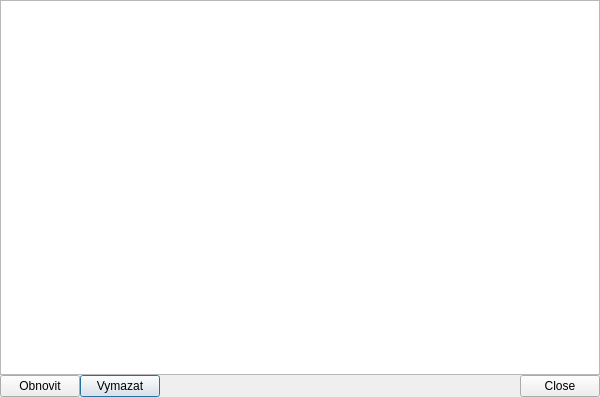
First picture: the form in src/debuglogger.ui, repository nowrep/SuplChecker, before the edit.
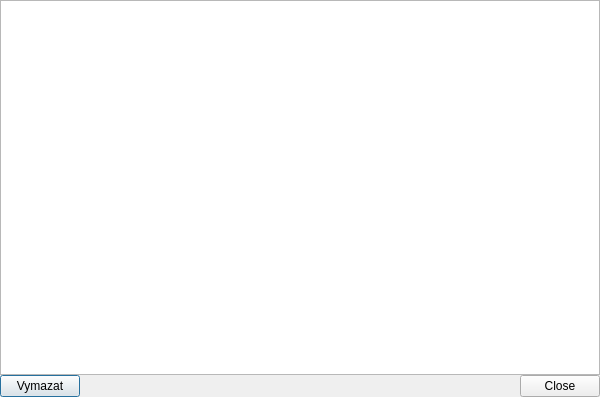
Second picture: the form after the edit.

Commit message: New version (and probably last) 1.0.1 - fixed issues with saving settings (settings.ini file   becoming ReadOnly on Windows) - added possibility to move window with mouse drag on toolbar - added possibility to quit app with ctrl+q - added possibility to start loading again while loading is   not finished yet - debuglogger is now refreshed in real time

What changed in the file:
```diff
--- a/src/debuglogger.ui
+++ b/src/debuglogger.ui
@@ -50,13 +50,6 @@
      </property>
     </widget>
    </item>
-   <item row="1" column="0">
-    <widget class="QPushButton" name="obnovit">
-     <property name="text">
-      <string>Obnovit</string>
-     </property>
-    </widget>
-   </item>
   </layout>
  </widget>
  <resources/>
```
The commit also changes 25 other files.
